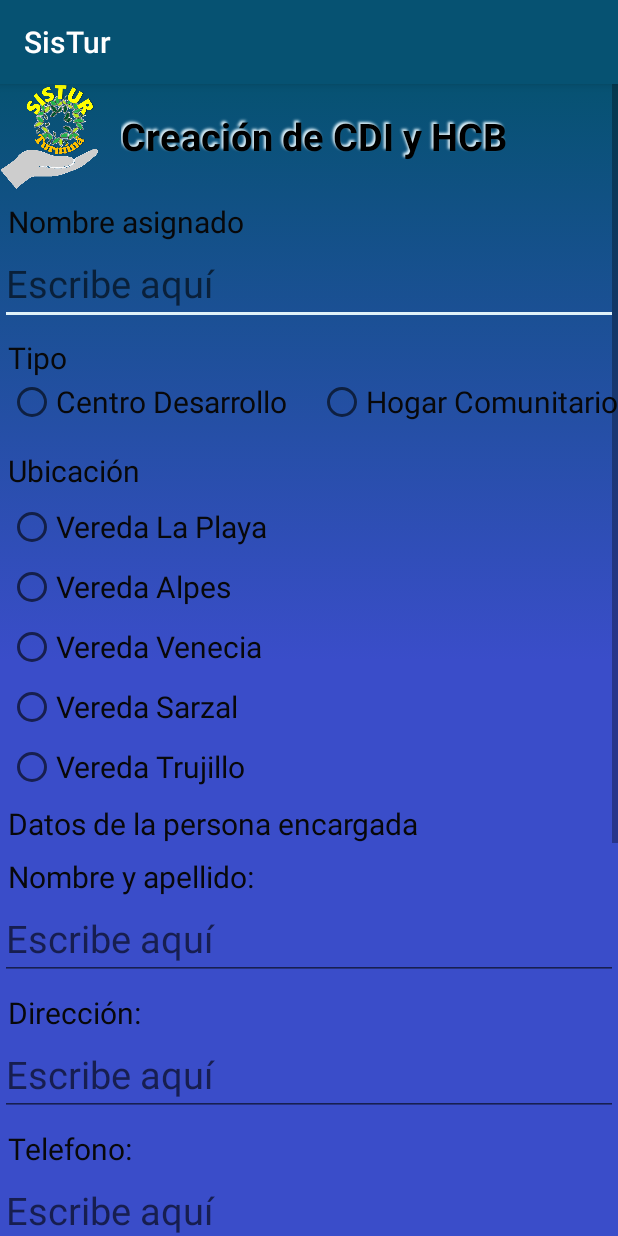
After one commit to deiberepos/SisTur, an Android app: the RegistrarCDIHCB screen opened directly, with no data from a screen before it, on a phone screen of 412 x 824 dp. The commit adds this screen. Run offline under Robolectric (Android 15) with nearby library versions, the phone set to English and light mode, and no system bars.

Commit message:
Se agrega el activity para elmenu delusuario administrador, y se crean la interfaz y elmodelo para el registro de losCDI y HCB

```diff
--- a/app/src/main/AndroidManifest.xml
+++ b/app/src/main/AndroidManifest.xml
@@ -9,7 +9,9 @@
         android:roundIcon="@mipmap/ic_launcher_round"
         android:supportsRtl="true"
         android:theme="@style/AppTheme">
-        <activity android:name=".LogueoUsuarios"></activity>
+        <activity android:name=".RegistrarCDIHCB"></activity>
+        <activity android:name=".MenuSuper" />
+        <activity android:name=".LogueoUsuarios" />
         <activity android:name=".CrearUsuarios" />
         <activity android:name=".MainActivity" />
         <activity android:name=".Splash">
--- a/app/src/main/java/com/dgaviria/sistur/LogueoUsuarios.java
+++ b/app/src/main/java/com/dgaviria/sistur/LogueoUsuarios.java
@@ -100,8 +100,10 @@ public class LogueoUsuarios extends AppCompatActivity{
                         if(usuarioC.getContrasena().equals(contrasenaU)) {
                             //verifica si tiene el rol de administrador
                             if (usuarioC.getRoladmin() || usuarioC.getRolsuper() ) {
-                                Intent miIntento = new Intent(getApplicationContext(), CrearUsuarios.class);
-                                startActivity(miIntento);
+                                //Intent miIntento = new Intent(getApplicationContext(), CrearUsuarios.class);
+                                //startActivity(miIntento);
+                                Intent intent = new Intent(getApplicationContext(), MenuSuper.class);
+                                startActivity(intent);
                             } else {
                                 Intent miIntento = new Intent(getApplicationContext(), MainActivity.class);
                                 startActivity(miIntento);
--- /dev/null
+++ b/app/src/main/java/com/dgaviria/sistur/RegistrarCDIHCB.java
@@ -0,0 +1,56 @@
+package com.dgaviria.sistur;
+
+import androidx.appcompat.app.AppCompatActivity;
+
+import android.graphics.drawable.AnimationDrawable;
+import android.os.Bundle;
+import android.view.View;
+import android.widget.ArrayAdapter;
+import android.widget.Button;
+import android.widget.EditText;
+import android.widget.LinearLayout;
+import android.widget.ListView;
+import android.widget.ScrollView;
+
+public class RegistrarCDIHCB extends AppCompatActivity {
+    private AnimationDrawable animacion;
+    private ScrollView contenedorScroll;
+    private EditText nombreCentro, nombreEncargado, nomContacto, dirEncargado, dirContacto, telEncargado,telContacto;
+    private Button btnGuardar;
+    ListView listaveredas;
+
+    @Override
+    protected void onCreate(Bundle savedInstanceState) {
+        super.onCreate(savedInstanceState);
+        setContentView(R.layout.activity_registrar_cdihcb);
+        referenciar();
+
+        btnGuardar.setOnClickListener(new View.OnClickListener() {
+            @Override
+            public void onClick(View view) {
+
+            }
+        });
+    }
+
+    private void referenciar() {
+        nombreCentro=findViewById(R.id.idedtnombreregCentro);
+        nombreEncargado=findViewById(R.id.idedtnombreencargado);
+        nomContacto=findViewById(R.id.idedtnombreContacto);
+        dirEncargado=findViewById(R.id.idedtdirEncargado);
+        dirContacto=findViewById(R.id.idedtdirContacto);
+        telEncargado=findViewById(R.id.idedttelEncargado);
+        telContacto=findViewById(R.id.idedttelContacto);
+       // listaveredas=findViewById(R.id.idlisVeredas);
+        btnGuardar=findViewById(R.id.idbtnregCDI);
+        contenedorScroll=findViewById(R.id.idcontenerRegCDI);
+        //Inicio de la animación del fondo de pantalla
+        animacion=(AnimationDrawable) contenedorScroll.getBackground();
+        animacion.setEnterFadeDuration(2000);
+        animacion.setExitFadeDuration(2000);
+        //Final de la animación del fondo de pantalla
+        ArrayAdapter<CharSequence> adapter = ArrayAdapter.createFromResource(this,R.array.veredas,android.R.layout.simple_list_item_1);
+        //listaveredas.setAdapter(adapter);
+
+    }
+}
--- a/app/src/main/res/layout/activity_main.xml
+++ b/app/src/main/res/layout/activity_main.xml
@@ -9,7 +9,7 @@
     <TextView
         android:layout_width="wrap_content"
         android:layout_height="wrap_content"
-        android:text="Hello World!"
+        android:text=" World!"
         app:layout_constraintBottom_toBottomOf="parent"
         app:layout_constraintLeft_toLeftOf="parent"
         app:layout_constraintRight_toRightOf="parent"
--- /dev/null
+++ b/app/src/main/res/layout/activity_registrar_cdihcb.xml
@@ -0,0 +1,204 @@
+<?xml version="1.0" encoding="utf-8"?>
+<ScrollView xmlns:android="http://schemas.android.com/apk/res/android"
+    xmlns:app="http://schemas.android.com/apk/res-auto"
+    xmlns:tools="http://schemas.android.com/tools"
+    android:layout_width="match_parent"
+    android:orientation="vertical"
+    android:id="@+id/idcontenerRegCDI"
+    android:background="@drawable/fondoanimado"
+    android:layout_height="match_parent"
+    tools:context=".RegistrarCDIHCB">
+
+    <LinearLayout
+        android:orientation="vertical"
+        android:layout_width="match_parent"
+        android:layout_height="match_parent">
+
+
+    <LinearLayout
+        android:orientation="horizontal"
+        android:layout_width="match_parent"
+        android:layout_height="wrap_content">
+
+        <ImageView
+            android:layout_width="65dp"
+            android:layout_height="70dp"
+            android:background="@drawable/logoinicialclaro" />
+        <TextView
+            android:layout_width="wrap_content"
+            android:layout_height="wrap_content"
+            android:layout_gravity="center"
+            android:shadowColor="@color/colorClaro"
+            android:shadowDx="-2"
+            android:shadowDy="-2"
+            android:shadowRadius="1.5"
+            android:layout_marginLeft="15dp"
+            android:text="Creación de CDI y HCB"
+            android:textColor="@color/colorNegro"
+            android:textSize="25dp"
+            android:textStyle="bold" />
+
+    </LinearLayout>
+
+    <TextView
+        style="@style/TexviewsubTitulo"
+        android:id="@+id/idtvtvnombreCentro"
+        android:text="@string/nombre_asignado"
+        android:layout_width="match_parent"
+        android:layout_height="wrap_content"/>
+    <EditText
+        style="@style/Editex"
+        android:id="@+id/idedtnombreregCentro" />
+        <TextView
+            style="@style/TexviewsubTitulo"
+            android:text="Tipo"
+            android:layout_width="match_parent"
+            android:layout_height="wrap_content"/>
+
+        <RadioGroup
+            android:orientation="horizontal"
+            android:id="@+id/idrgUbicaRegCDI"
+            android:layout_width="wrap_content"
+            android:layout_height="wrap_content">
+
+            <RadioButton
+                style="@style/TexviewsubTitulo"
+                android:text="Centro Desarrollo"
+                android:layout_width="wrap_content"
+                android:layout_height="wrap_content"/>
+            <RadioButton
+                style="@style/TexviewsubTitulo"
+                android:text="Hogar Comunitario"
+                android:layout_marginLeft="20dp"
+                android:layout_width="wrap_content"
+                android:layout_height="wrap_content"/>
+        </RadioGroup>
+        <TextView
+            style="@style/TexviewsubTitulo"
+            android:text="Ubicación"
+            android:layout_width="match_parent"
+            android:layout_height="wrap_content"/>
+
+        <RadioGroup
+            android:orientation="vertical"
+            android:id="@+id/idrgveredaCDI"
+            android:layout_width="wrap_content"
+            android:layout_height="wrap_content">
+
+            <RadioButton
+                style="@style/TexviewsubTitulo"
+                android:text="Vereda La Playa"
+                android:layout_width="wrap_content"
+                android:layout_height="wrap_content"/>
+            <RadioButton
+                style="@style/TexviewsubTitulo"
+                android:text="Vereda Alpes"
+                android:layout_width="wrap_content"
+                android:layout_height="wrap_content"/>
+            <RadioButton
+                style="@style/TexviewsubTitulo"
+                android:text="Vereda Venecia"
+                android:layout_width="wrap_content"
+                android:layout_height="wrap_content"/>
+            <RadioButton
+                style="@style/TexviewsubTitulo"
+                android:text="Vereda Sarzal"
+                android:layout_width="wrap_content"
+                android:layout_height="wrap_content"/>
+            <RadioButton
+                style="@style/TexviewsubTitulo"
+                android:text="Vereda Trujillo"
+                android:layout_width="wrap_content"
+                android:layout_height="wrap_content"/>
+        </RadioGroup>
+        <!--
+         <LinearLayout
+             android:orientation="vertical"
+             android:scrollY="@dimen/cardview_compat_inset_shadow"
+             android:layout_width="match_parent"
+             android:background="?attr/selectableItemBackground"
+             android:layout_height="250dp">
+             <ListView
+                 android:scrollbarAlwaysDrawVerticalTrack="true"
+                 android:id="@+id/idlisVeredas"
+                 android:layout_width="match_parent"
+                 android:layout_height="match_parent"/>
+
+         </LinearLayout>-->
+
+     <TextView
+         style="@style/TexviewsubTitulo"
+         android:id="@+id/idtvresponsable"
+         android:text="Datos de la persona encargada"
+         android:layout_width="match_parent"
+         android:layout_height="wrap_content"/>
+     <TextView
+         style="@style/TexviewsubTitulo"
+         android:text="Nombre y apellido:"
+         android:layout_width="match_parent"
+         android:layout_height="wrap_content"/>
+     <EditText
+         style="@style/Editex"
+         android:id="@+id/idedtnombreencargado" />
+     <TextView
+         style="@style/TexviewsubTitulo"
+         android:text="Dirección:"
+         android:layout_width="match_parent"
+         android:layout_height="wrap_content"/>
+     <EditText
+         style="@style/Editex"
+         android:id="@+id/idedtdirEncargado" />
+     <TextView
+         style="@style/TexviewsubTitulo"
+         android:text="Telefono:"
+         android:layout_width="match_parent"
+         android:layout_height="wrap_content"/>
+     <EditText
+         style="@style/Editex"
+         android:id="@+id/idedttelEncargado" />
+
+         <TextView
+             style="@style/TexviewsubTitulo"
+             android:id="@+id/idtvContacto"
+             android:text="Datos delcontacto"
+             android:layout_width="match_parent"
+             android:layout_height="wrap_content"/>
+         <TextView
+             style="@style/TexviewsubTitulo"
+             android:text="Nombre y apellido:"
+             android:layout_width="match_parent"
+             android:layout_height="wrap_content"/>
+         <EditText
+             style="@style/Editex"
+             android:id="@+id/idedtnombreContacto" />
+         <TextView
+             style="@style/TexviewsubTitulo"
+             android:text="Dirección:"
+             android:layout_width="match_parent"
+             android:layout_height="wrap_content"/>
+         <EditText
+             style="@style/Editex"
+             android:id="@+id/idedtdirContacto" />
+         <TextView
+             style="@style/TexviewsubTitulo"
+             android:text="Telefono:"
+             android:layout_width="match_parent"
+             android:layout_height="wrap_content"/>
+         <EditText
+             style="@style/Editex"
+             android:id="@+id/idedttelContacto" />
+
+         <Button
+             android:id="@+id/idbtnregCDI"
+             android:layout_width="150dp"
+             android:layout_height="40dp"
+             android:layout_gravity="center"
+             android:layout_margin="20dp"
+             android:background="@drawable/rounded_button_solid"
+             android:text="Registrar"
+             android:textAllCaps="false"
+             android:textColor="@color/colorClaro" />
+
+     </LinearLayout>
+
+ </ScrollView>
--- a/app/src/main/res/values/colors.xml
+++ b/app/src/main/res/values/colors.xml
@@ -9,4 +9,6 @@
     <color name="colorNaranja">#FF9800</color>
     <color name="colorVerde">#13A719</color>
     <color name="colorNegro">#000000</color>
+    <color name="txvtitulo">#0481B4</color>
+    <color name="txvsubtitulo">#080809</color>
 </resources>
--- /dev/null
+++ b/app/src/main/res/values/datos.xml
@@ -0,0 +1,16 @@
+<?xml version="1.0" encoding="utf-8"?>
+<resources>
+    <string-array name="veredas">
+        <item>Vereda Santa Rosa</item>
+        <item>Vereda la Cabana</item>
+        <item>Vereda Campo Bello</item>
+        <item>Vereda Siloe</item>
+        <item>Vereda Triana</item>
+        <item>Vereda Santa Fe</item>
+        <item>Vereda Limonar</item>
+        <item>Vereda Cerrito</item>
+        <item>Vereda Pureto</item>
+        <item>Vereda Garzón</item>
+        <item>Vereda Llano largo</item>
+    </string-array>
+</resources>
--- /dev/null
+++ b/app/src/main/res/values/estilosSisTur.xml
@@ -0,0 +1,29 @@
+<?xml version="1.0" encoding="utf-8"?>
+<resources>
+    <style name="Editex">
+        <item name="android:layout_height">wrap_content</item>
+        <item name="android:layout_width">match_parent</item>
+        <item name="android:hint">@string/escribe_aqu</item>
+        <item name="android:textSize">25sp</item>>
+    </style>
+    <style name="TexviewTitulo">
+        <item name="android:textSize">30sp</item>
+        <item name="android:textColor">@color/txvtitulo</item>
+        <item name="android:layout_gravity">center</item>
+        <item name="android:layout_marginTop">5dp</item>
+    </style>
+    <style name="TexviewsubTitulo">
+        <item name="android:textSize">20sp</item>
+        <item name="android:textColor">@color/txvsubtitulo</item>
+        <item name="android:layout_gravity">left</item>
+        <item name="android:layout_marginTop">8dp</item>
+        <item name="android:layout_marginLeft">5dp</item>
+    </style>
+    <style name="ButtonImage">
+        <item name="android:layout_width">match_parent</item>
+        <item name="android:layout_height">100dp</item>
+        <item name="android:colorBackground">@color/colorPrimarioSuave</item>
+        <item name="android:layout_marginTop">8dp</item>
+    </style>
+
+</resources>
--- a/app/src/main/res/values/strings.xml
+++ b/app/src/main/res/values/strings.xml
@@ -1,3 +1,9 @@
 <resources>
     <string name="app_name">SisTur</string>
+    <string name="menu_opciones_administrador">MENU OPCIONES ADMINISTRADOR</string>
+    <string name="TituloRegCentro">REGISTRO DE INFORMACIÓN</string>
+    <string name="nombre_asignado">Nombre asignado</string>
+    <string name="escribe_aqu">Escribe aquí</string>
+    <string name="centro_de_desarrollo">Centro de desarrollo</string>
+    <string name="hogarcomunitario">Hogar comunitario</string>
 </resources>
```
Also changed, not shown: app/src/main/java/com/dgaviria/sistur/Clases/CdiHcb.java (added, +120 -0 lines), app/src/main/java/com/dgaviria/sistur/MenuSuper.java (added, +41 -0 lines), app/src/main/res/layout/activity_menu_super.xml (added, +27 -0 lines), app/src/main/res/drawable/btnhogares.jpg (added), app/src/main/res/drawable/btnusuarios.jpg (added).
